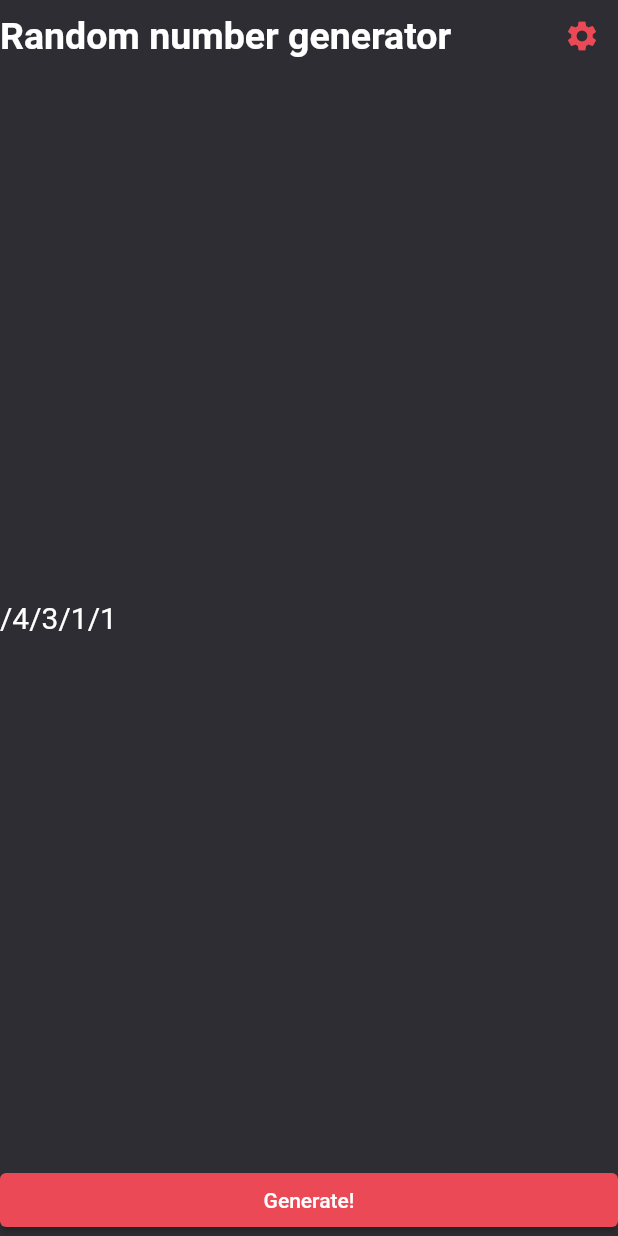
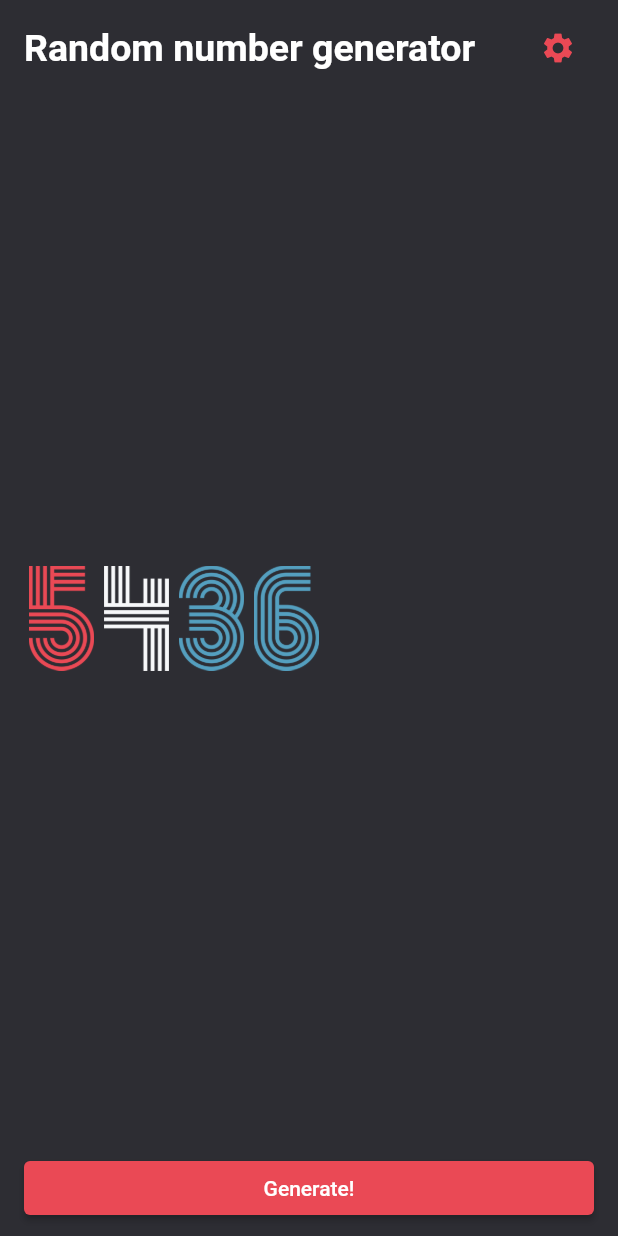
Before and after one commit to swafkorea/flutter_random_number_generator_ex, a Flutter app: the screen it shows after launch, on a phone screen of 412 x 824 dp. Run offline on Flutter 3.47's test engine with Material 2 defaults, Android fonts, the phone set to English and light mode, and no system bars.

Commit message:
todo 항목 처리

```diff
--- a/lib/screens/home.screen.dart
+++ b/lib/screens/home.screen.dart
@@ -26,8 +26,8 @@ class _HomeScreenState extends State<HomeScreen> {
     return Scaffold(
       backgroundColor: backgroundColor,
       body: SafeArea(
-        // @TODO 0. padding :
-        // padding: const EdgeInsets.symmetric(horizontal: 16.0, vertical: 8.0),
+        child: Padding(
+          padding: const EdgeInsets.symmetric(horizontal: 16.0, vertical: 8.0),
           child: Column(
             crossAxisAlignment: CrossAxisAlignment.start,
             children: [
@@ -66,26 +66,7 @@ class _HomeScreenState extends State<HomeScreen> {
                   // .asMap()
                   // .entries
                   children: [
-                  Row(
-                    children: 4311
-                        .toString()
-                        .split('')
-                        .map(
-                          (e) => Text(
-                            '/$e',
-                            style: TextStyle(color: Colors.white, fontSize: 20),
-                          ),
-                        )
-                        .toList(),
-                  ),
-                  // @TODO 1. 안전하게 이미지 표시 :
-                  //         (e) => Flexible(
-                  //           child: Image.asset(
-                  //             'assets/images/$e.png',
-                  //             height: 70,
-                  //             width: 50,
-                  //           ),
-                  // ),
+                    _displayNumber(5436),
                   ],
                 ),
               ),
@@ -102,6 +83,7 @@ class _HomeScreenState extends State<HomeScreen> {
                 ),
               ),
             ],
+          ),
         ),
       ),
     );
```
Lines whose indentation alone changed are shown as unchanged.
